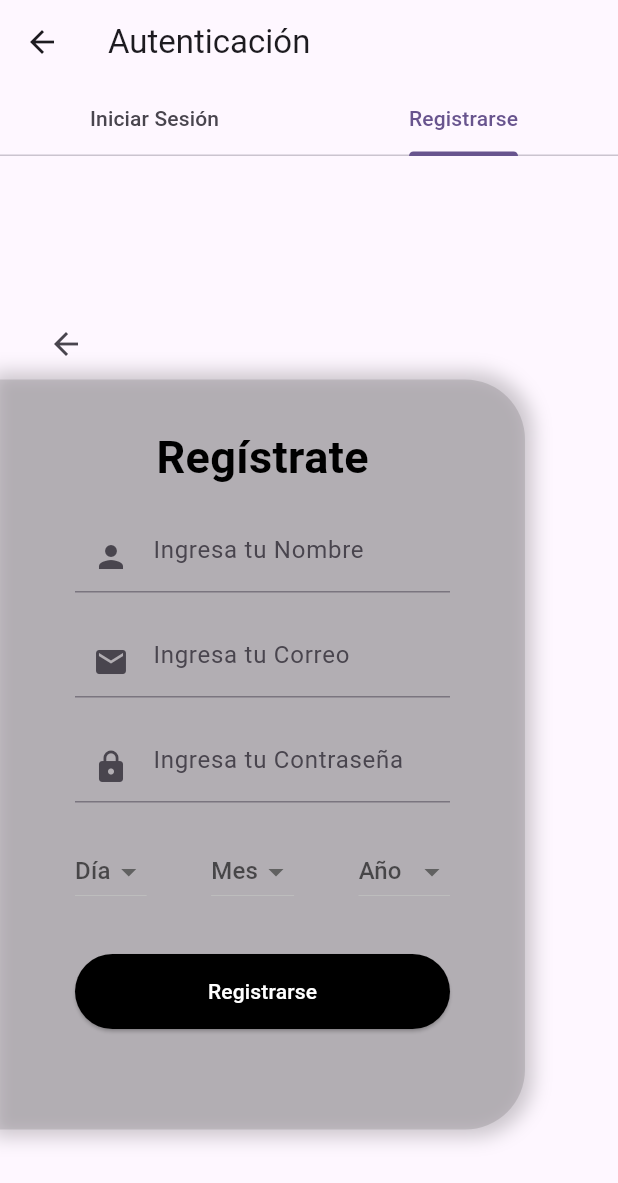
After one commit to angelHerreraP/List_App, a Flutter app: the AuthPage screen opened directly, tab 2 chosen, on a phone screen of 412 x 824 dp. The commit adds this screen. Shown: the top 1183 px of the screen. Run offline on Flutter 3.47's test engine with Material 3 defaults, Android fonts, the phone set to English and light mode, and no system bars.

Commit message:
auth+add+login/wout validation only visualization

```diff
--- /dev/null
+++ b/meddi/lib/Presentation/Auth/auth.dart
@@ -0,0 +1,29 @@
+import 'package:flutter/material.dart';
+import 'package:meddi/Presentation/Auth/login.dart';
+import 'package:meddi/Presentation/Auth/register.dart';
+
+class AuthPage extends StatelessWidget {
+  @override
+  Widget build(BuildContext context) {
+    return DefaultTabController(
+      length: 2, // Dos pestañas: Login y Registro
+      child: Scaffold(
+        appBar: AppBar(
+          title: Text("Autenticación"),
+          bottom: TabBar(
+            tabs: [
+              Tab(text: "Iniciar Sesión"),
+              Tab(text: "Registrarse"),
+            ],
+          ),
+        ),
+        body: TabBarView(
+          children: [
+            LoginScreen(),  // Página de Login
+            RegisterScreen(),  // Página de Registro
+          ],
+        ),
+      ),
+    );
+  }
+}
--- /dev/null
+++ b/meddi/lib/Presentation/Auth/register.dart
@@ -0,0 +1,231 @@
+import 'package:flutter/material.dart';
+
+class RegisterScreen extends StatefulWidget {
+  const RegisterScreen({super.key});
+
+  @override
+  State<RegisterScreen> createState() => _RegisterScreenState();
+}
+
+class _RegisterScreenState extends State<RegisterScreen> {
+  final _formKey = GlobalKey<FormState>();
+  final TextEditingController _nameController = TextEditingController();
+  final TextEditingController _emailController = TextEditingController();
+  final TextEditingController _passwordController = TextEditingController();
+  String? selectedDay;
+  String? selectedMonth;
+  String? selectedYear;
+
+  final List<String> days =
+      List.generate(31, (index) => (index + 1).toString());
+  final List<String> months =
+      List.generate(12, (index) => (index + 1).toString());
+  final List<String> years =
+      List.generate(101, (index) => (2023 - index).toString());
+
+  @override
+  Widget build(BuildContext context) {
+    return Scaffold(
+      body: Column(
+        mainAxisAlignment: MainAxisAlignment.center, // Centra verticalmente
+        crossAxisAlignment: CrossAxisAlignment.start, // Alinea a la izquierda
+        children: [
+          Container(
+            margin: const EdgeInsets.only(
+                left: 20, top: 30), // Margen para el botón "Volver"
+            child: IconButton(
+              icon: const Icon(Icons.arrow_back),
+              onPressed: () {
+                // Aquí va la lógica para regresar a la pantalla anterior
+                Navigator.pop(context);
+              },
+            ),
+          ),
+          Container(
+            width: 350,
+            height: 500,
+            decoration: BoxDecoration(
+              color: Colors.black12,
+              borderRadius: const BorderRadius.only(
+                topRight: Radius.circular(40),
+                bottomRight: Radius.circular(40),
+              ),
+              boxShadow: [
+                BoxShadow(
+                  color: Colors.black12.withOpacity(0.2),
+                  spreadRadius: 5,
+                  blurRadius: 10,
+                  offset: const Offset(0, 0),
+                ),
+              ],
+            ),
+            child: Form(
+              key: _formKey,
+              child: Column(
+                mainAxisAlignment: MainAxisAlignment.start,
+                crossAxisAlignment: CrossAxisAlignment.center,
+                children: [
+                  Transform.translate(
+                    offset: const Offset(0, 30),
+                    child: const Text(
+                      'Regístrate',
+                      style: TextStyle(
+                        fontSize: 30,
+                        fontWeight: FontWeight.bold,
+                        color: Colors.black,
+                      ),
+                    ),
+                  ),
+                  Container(
+                    width: 250,
+                    height: 50,
+                    margin: const EdgeInsets.only(top: 50),
+                    child: Center(
+                      child: TextFormField(
+                        controller: _nameController,
+                        decoration: const InputDecoration(
+                          hintText: 'Ingresa tu Nombre',
+                          prefixIcon: Icon(
+                            Icons.person,
+                          ),
+                        ),
+                        validator: (value) {
+                          if (value == null || value.isEmpty) {
+                            return 'Por favor, ingresa tu Nombre';
+                          }
+                          return null;
+                        },
+                      ),
+                    ),
+                  ),
+                  Container(
+                    width: 250,
+                    height: 50,
+                    margin: const EdgeInsets.only(top: 20),
+                    child: Center(
+                      child: TextFormField(
+                        controller: _emailController,
+                        decoration: const InputDecoration(
+                          hintText: 'Ingresa tu Correo',
+                          prefixIcon: Icon(
+                            Icons.email,
+                          ),
+                        ),
+                        validator: (value) {
+                          if (value == null || value.isEmpty) {
+                            return 'Por favor, ingresa tu Correo';
+                          }
+                          return null;
+                        },
+                      ),
+                    ),
+                  ),
+                  Container(
+                    width: 250,
+                    height: 50,
+                    margin: const EdgeInsets.only(top: 20),
+                    child: Center(
+                      child: TextFormField(
+                        controller: _passwordController,
+                        decoration: const InputDecoration(
+                          hintText: 'Ingresa tu Contraseña',
+                          prefixIcon: Icon(
+                            Icons.lock,
+                          ),
+                        ),
+                        obscureText: true,
+                        validator: (value) {
+                          if (value == null || value.isEmpty) {
+                            return 'Por favor, ingresa tu Contraseña';
+                          }
+                          return null;
+                        },
+                      ),
+                    ),
+                  ),
+                  // Dropdown para día, mes y año
+                  Container(
+                    width: 250,
+                    height: 50,
+                    margin: const EdgeInsets.only(top: 20),
+                    child: Row(
+                      mainAxisAlignment: MainAxisAlignment.spaceBetween,
+                      children: [
+                        DropdownButton<String>(
+                          value: selectedDay,
+                          hint: const Text('Día'),
+                          items: days.map((String day) {
+                            return DropdownMenuItem<String>(
+                              value: day,
+                              child: Text(day),
+                            );
+                          }).toList(),
+                          onChanged: (String? newValue) {
+                            setState(() {
+                              selectedDay = newValue!;
+                            });
+                          },
+                        ),
+                        DropdownButton<String>(
+                          value: selectedMonth,
+                          hint: const Text('Mes'),
+                          items: months.map((String month) {
+                            return DropdownMenuItem<String>(
+                              value: month,
+                              child: Text(month),
+                            );
+                          }).toList(),
+                          onChanged: (String? newValue) {
+                            setState(() {
+                              selectedMonth = newValue!;
+                            });
+                          },
+                        ),
+                        DropdownButton<String>(
+                          value: selectedYear,
+                          hint: const Text('Año'),
+                          items: years.map((String year) {
+                            return DropdownMenuItem<String>(
+                              value: year,
+                              child: Text(year),
+                            );
+                          }).toList(),
+                          onChanged: (String? newValue) {
+                            setState(() {
+                              selectedYear = newValue!;
+                            });
+                          },
+                        ),
+                      ],
+                    ),
+                  ),
+                  // Botón para registrarse
+                  Container(
+                    margin: const EdgeInsets.only(top: 30),
+                    child: SizedBox(
+                      width: 250, // Ancho del botón
+                      height: 50, // Alto del botón
+                      child: ElevatedButton(
+                        onPressed: () {
+                          if (_formKey.currentState!.validate()) {
+                            // Aquí va la lógica para registrarse
+                          }
+                        },
+                        child: const Text('Registrarse'),
+                        style: ElevatedButton.styleFrom(
+                          minimumSize: const Size(200, 50), // Tamaño del botón
+                          backgroundColor: Colors.black,
+                          foregroundColor: Colors.white,
+                        ),
+                      ),
+                    ),
+                  ),
+                ],
+              ),
+            ),
+          ),
+        ],
+      ),
+    );
+  }
+}
--- a/meddi/lib/Presentation/Splashscreen.dart
+++ b/meddi/lib/Presentation/Pages/Splashscreen.dart
@@ -1,4 +1,6 @@
 import 'package:flutter/material.dart';
+import 'package:meddi/Presentation/Auth/login.dart';
+
 
 class Splashscreen extends StatefulWidget {
   @override
@@ -26,9 +28,7 @@ class _SplashscreenState extends State<Splashscreen> {
     return Scaffold(
       body: Center(
         child: Image.asset(
-          isDarkMode
-              ? 'Assets/Images/Icon.png' // Imagen para modo oscuro
-              : 'Assets/Images/Icon.png', // Imagen para modo claro
+          'Assets/Images/Icon.png', // Imagen para modo claro
           fit: BoxFit.cover,
           width: 200,
           height: 200,
```
Also changed, not shown: meddi/lib/Presentation/Auth/login.dart (added, +201 -0 lines).
